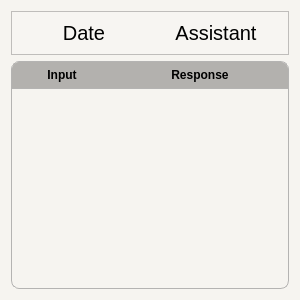
jcsq6/ai-tools, file ui/src/history_item.ui: the form before one commit.
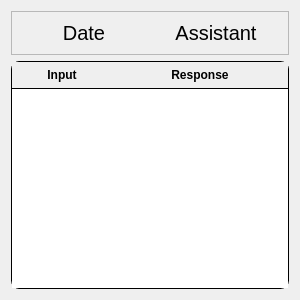
The form after the commit.

```diff
--- a/ui/src/history_item.ui
+++ b/ui/src/history_item.ui
@@ -20,8 +20,7 @@
    <string>Conversation</string>
   </property>
   <property name="styleSheet">
-   <string notr="true">background-color:rgb(246, 244, 240);
-color: black;</string>
+   <string notr="true"/>
   </property>
   <layout class="QVBoxLayout" name="verticalLayout">
    <item>
@@ -45,7 +44,7 @@
       </size>
      </property>
      <property name="styleSheet">
-      <string notr="true">background-color: rgb(247, 245, 242);</string>
+      <string notr="true"/>
      </property>
      <property name="frameShape">
       <enum>QFrame::Shape::StyledPanel</enum>
@@ -115,12 +114,11 @@
     <widget class="QTableWidget" name="Messages">
      <property name="styleSheet">
       <string notr="true">QTableWidget {
-	border: 1px solid rgb(180, 179, 178);
+	border: 1px solid;
 	border-radius: 8px;
 }
 
 QHeaderView {
-	background-color: rgb(179, 177, 174);
     font-weight: bold;
     border: none;
 	border-top-left-radius: 8px;
@@ -128,10 +126,9 @@
 }
 
 QHeaderView::section:horizontal {
-	background-color: rgb(179, 177, 174);
     border: none;
 	padding: 4px;
-	border-bottom: 1px solid rgb(180, 179, 178);
+	border-bottom: 1px solid;
 	border-radius: 0;
 }
 
```
